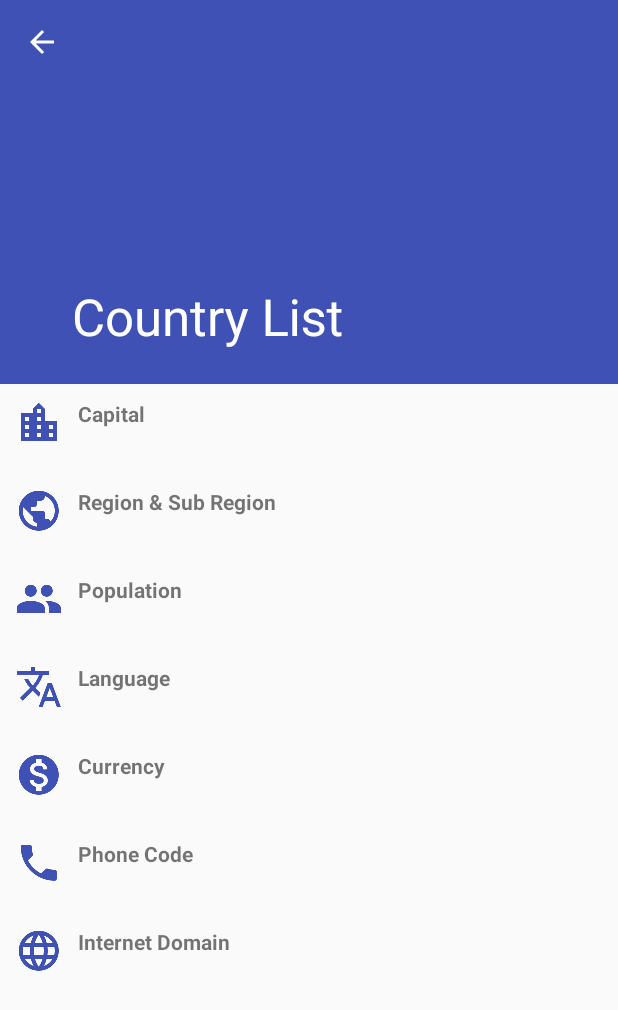
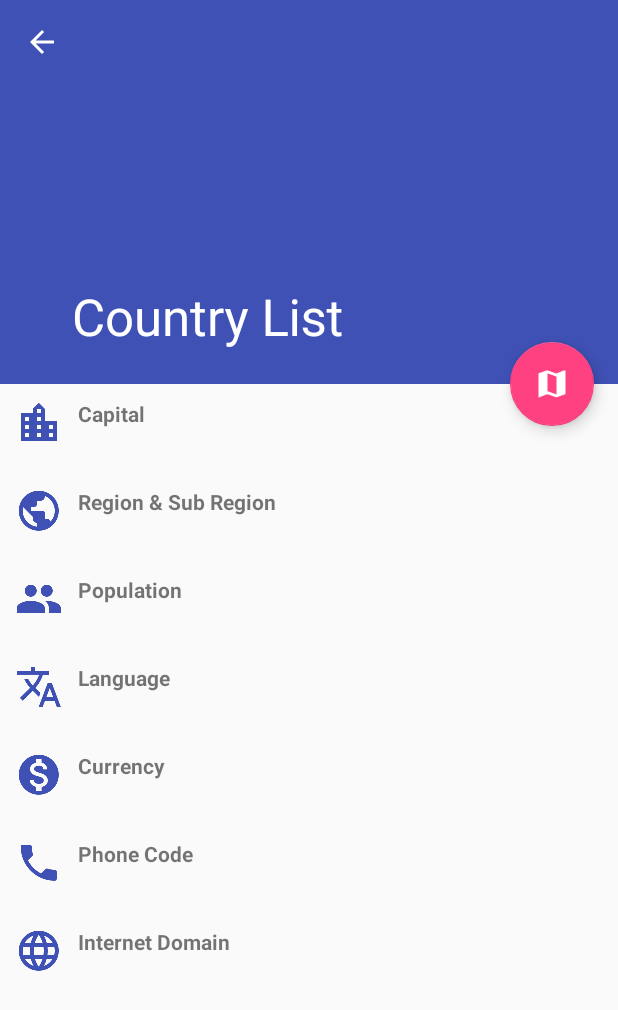
Before and after one commit to nayansphere/CountryList, an Android app: the ActivityDetails screen opened directly, with no data from a screen before it, on a phone screen of 412 x 824 dp. Shown: the top 1010 px of the screen. Run offline under Robolectric (Android 15) with nearby library versions, the phone set to English and light mode, and no system bars; our stand-ins replace Volley; network calls fail; pictures from the network do not load; 1 statement that could not run was skipped.

```diff
--- a/app/src/main/java/com/nd/countrylist/ActivityDetails.java
+++ b/app/src/main/java/com/nd/countrylist/ActivityDetails.java
@@ -1,11 +1,14 @@
 package com.nd.countrylist;
 
 import android.content.Intent;
+import android.net.Uri;
 import android.os.Bundle;
 import android.support.design.widget.CollapsingToolbarLayout;
+import android.support.design.widget.FloatingActionButton;
 import android.support.v7.app.AppCompatActivity;
 import android.support.v7.widget.Toolbar;
 import android.util.Log;
+import android.view.View;
 import android.widget.ImageView;
 import android.widget.TextView;
 import android.widget.Toast;
@@ -32,6 +35,10 @@ public class ActivityDetails extends AppCompatActivity {
     String mStrCountryName = "";
     String mStrCountryCode2 = "";
     String mStrCountryCode3 = "";
+
+    FloatingActionButton mFabMapLocation;
+    String mStrLat = "";
+    String mStrLng = "";
 
     TextView mTextViewCapital;
     TextView mTextViewRegion;
@@ -77,6 +84,27 @@ public class ActivityDetails extends AppCompatActivity {
                 Toast.makeText(this, "No internet connection.", Toast.LENGTH_LONG).show();
             }
         }
+
+        mFabMapLocation = (FloatingActionButton) findViewById(R.id.fab_ic_map);
+        mFabMapLocation.setOnClickListener(new View.OnClickListener() {
+            @Override
+            public void onClick(View view) {
+                try {
+                    if (!mStrLat.isEmpty() && !mStrLng.isEmpty()) {
+                        String mLatLng = mStrLat + ", " + mStrLng;
+                        Uri mMapIntentUri = Uri.parse("geo:" + mLatLng + "?z=1&q=" + mLatLng);
+                        Intent mapIntent = new Intent(Intent.ACTION_VIEW, mMapIntentUri);
+                        mapIntent.setPackage("com.google.android.apps.maps");
+
+                        if (mapIntent.resolveActivity(getPackageManager()) != null) {
+                            startActivity(mapIntent);
+                        }
+                    }
+                } catch (Exception e) {
+                    e.printStackTrace();
+                }
+            }
+        });
     }
 
     private void setCollapsingToolbar() {
@@ -192,6 +220,17 @@ public class ActivityDetails extends AppCompatActivity {
                     mTextViewPhoneCode.setText(mStrCallingCode);
                 }
 
+                JSONArray mLatLng = jsonObject.getJSONArray("latlng");
+                if (mLatLng != null && mLatLng.length() > 0) {
+                    if (mLatLng.get(0) != null) {
+                        mStrLat = mLatLng.get(0).toString();
+                    }
+
+                    if (mLatLng.get(1) != null) {
+                        mStrLng = mLatLng.get(1).toString();
+                    }
+                }
+
             } catch (JSONException e) {
                 e.printStackTrace();
             }
--- a/app/src/main/res/layout/activity_detail.xml
+++ b/app/src/main/res/layout/activity_detail.xml
@@ -64,7 +64,7 @@
                     android:layout_height="wrap_content"
                     android:layout_marginRight="10dp"
                     android:src="@drawable/ic_building"
-                    android:tint="@color/colorPrimary"/>
+                    android:tint="@color/colorPrimary" />
 
                 <TextView
                     android:id="@+id/txt_capital_title"
@@ -96,7 +96,7 @@
                     android:layout_height="wrap_content"
                     android:layout_marginRight="10dp"
                     android:src="@drawable/ic_region"
-                    android:tint="@color/colorPrimary"/>
+                    android:tint="@color/colorPrimary" />
 
                 <TextView
                     android:id="@+id/txt_title_region"
@@ -128,7 +128,7 @@
                     android:layout_height="wrap_content"
                     android:layout_marginRight="10dp"
                     android:src="@drawable/ic_people"
-                    android:tint="@color/colorPrimary"/>
+                    android:tint="@color/colorPrimary" />
 
                 <TextView
                     android:id="@+id/txt_title_population"
@@ -160,7 +160,7 @@
                     android:layout_height="wrap_content"
                     android:layout_marginRight="10dp"
                     android:src="@drawable/ic_translate"
-                    android:tint="@color/colorPrimary"/>
+                    android:tint="@color/colorPrimary" />
 
                 <TextView
                     android:id="@+id/txt_title_language"
@@ -192,7 +192,7 @@
                     android:layout_height="wrap_content"
                     android:layout_marginRight="10dp"
                     android:src="@drawable/ic_currency"
-                    android:tint="@color/colorPrimary"/>
+                    android:tint="@color/colorPrimary" />
 
                 <TextView
                     android:id="@+id/txt_title_currency"
@@ -209,7 +209,7 @@
                     android:layout_below="@+id/txt_title_currency"
                     android:layout_toRightOf="@+id/icon_currency"
                     android:text=""
-                    android:textDirection="ltr"/>
+                    android:textDirection="ltr" />
             </RelativeLayout>
 
             <RelativeLayout
@@ -225,7 +225,7 @@
                     android:layout_height="wrap_content"
                     android:layout_marginRight="10dp"
                     android:src="@drawable/ic_call"
-                    android:tint="@color/colorPrimary"/>
+                    android:tint="@color/colorPrimary" />
 
                 <TextView
                     android:id="@+id/txt_title_phone_code"
@@ -257,7 +257,7 @@
                     android:layout_height="wrap_content"
                     android:layout_marginRight="10dp"
                     android:src="@drawable/ic_web"
-                    android:tint="@color/colorPrimary"/>
+                    android:tint="@color/colorPrimary" />
 
                 <TextView
                     android:id="@+id/txt_title_web_domain"
@@ -278,4 +278,15 @@
         </RelativeLayout>
     </android.support.v4.widget.NestedScrollView>
 
+    <android.support.design.widget.FloatingActionButton
+        android:id="@+id/fab_ic_map"
+        android:layout_width="wrap_content"
+        android:layout_height="wrap_content"
+        android:layout_margin="@dimen/fab_margin"
+        android:clickable="true"
+        android:src="@drawable/ic_map"
+        android:tint="@color/white"
+        app:layout_anchor="@id/appbar"
+        app:layout_anchorGravity="bottom|right|end" />
+
 </android.support.design.widget.CoordinatorLayout>
--- a/app/src/main/res/values/colors.xml
+++ b/app/src/main/res/values/colors.xml
@@ -3,4 +3,5 @@
     <color name="colorPrimary">#3F51B5</color>
     <color name="colorPrimaryDark">#303F9F</color>
     <color name="colorAccent">#FF4081</color>
+    <color name="white">#FFFFFF</color>
 </resources>
```
Also changed, not shown: app/src/main/res/drawable-xxhdpi/ic_map.png (added).
